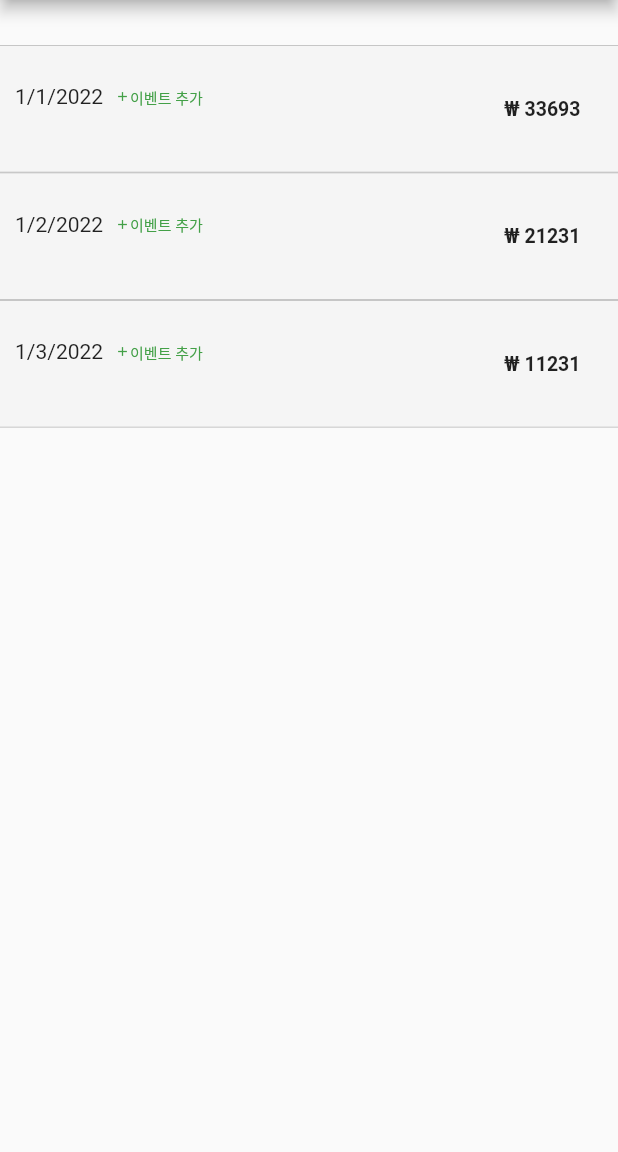
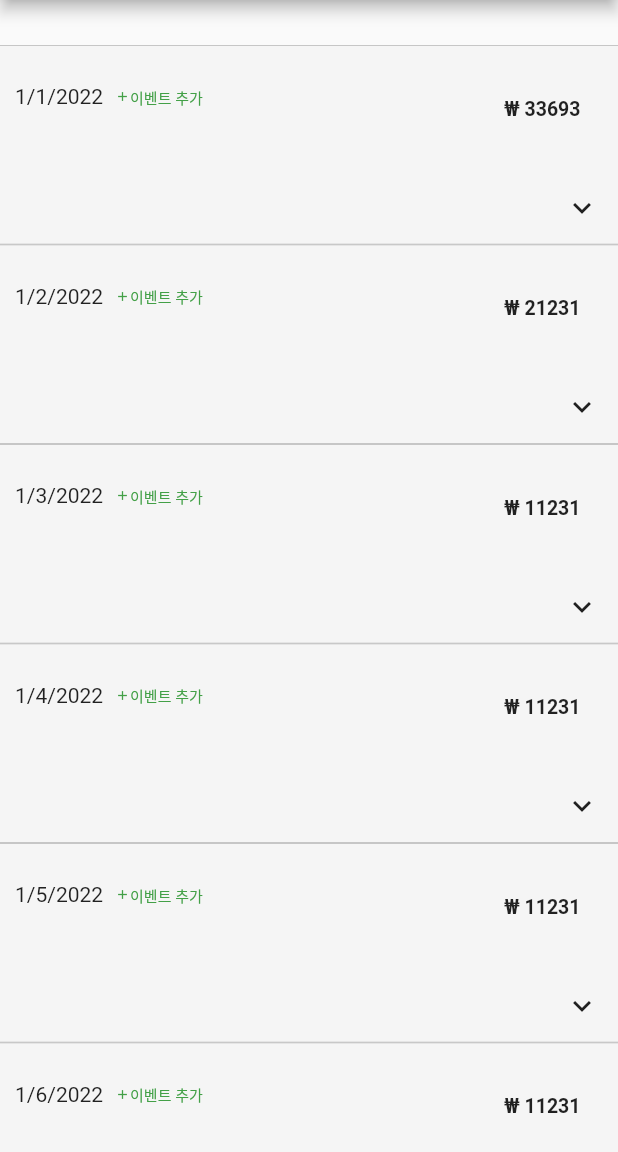
Before and after one commit to tyange/ttattogat_flutter, a Flutter app: the screen it shows after launch, on a phone screen of 412 x 824 dp, the part 84-1236 px from its top. Run offline on Flutter 3.47's test engine with Material 2 defaults, Android fonts, the phone set to English and light mode, and no system bars; Roboto replaces fonts that are missing (Gowun Dodum, Pretendard).

Commit message:
conditionally showing events

```diff
--- a/lib/screens/events_screen.dart
+++ b/lib/screens/events_screen.dart
@@ -21,19 +21,19 @@ class _EventsScreenState extends State<EventsScreen> {
           id: "e11",
           date: DateTime(2022, 01, 01),
           amount: 11231,
-          title: "",
+          title: "홍콩반점",
         ),
         Event(
           id: "e12",
           date: DateTime(2022, 01, 01),
           amount: 11231,
-          title: "",
+          title: "유가네",
         ),
         Event(
           id: "e13",
           date: DateTime(2022, 01, 01),
           amount: 11231,
-          title: "",
+          title: "맥도날드",
         ),
       ],
       title: "",
@@ -45,13 +45,13 @@ class _EventsScreenState extends State<EventsScreen> {
           id: "e21",
           date: DateTime(2022, 01, 02),
           amount: 11231,
-          title: "second",
+          title: "cgv",
         ),
         Event(
           id: "e22",
           date: DateTime(2022, 01, 02),
           amount: 10000,
-          title: "second",
+          title: "씽2게더",
         ),
       ],
       title: "",
@@ -63,7 +63,79 @@ class _EventsScreenState extends State<EventsScreen> {
           id: "e31",
           date: DateTime(2022, 01, 03),
           amount: 11231,
-          title: "third",
+          title: "롯데리아",
+        ),
+      ],
+      title: "",
+    ),
+    Day(
+      dateTime: DateTime(2022, 01, 04),
+      events: [
+        Event(
+          id: "e41",
+          date: DateTime(2022, 01, 04),
+          amount: 11231,
+          title: "test",
+        ),
+      ],
+      title: "",
+    ),
+    Day(
+      dateTime: DateTime(2022, 01, 05),
+      events: [
+        Event(
+          id: "e51",
+          date: DateTime(2022, 01, 05),
+          amount: 11231,
+          title: "test",
+        ),
+      ],
+      title: "",
+    ),
+    Day(
+      dateTime: DateTime(2022, 01, 06),
+      events: [
+        Event(
+          id: "e61",
+          date: DateTime(2022, 01, 06),
+          amount: 11231,
+          title: "test",
+        ),
+      ],
+      title: "",
+    ),
+    Day(
+      dateTime: DateTime(2022, 01, 07),
+      events: [
+        Event(
+          id: "e71",
+          date: DateTime(2022, 01, 07),
+          amount: 11231,
+          title: "test",
+        ),
+      ],
+      title: "",
+    ),
+    Day(
+      dateTime: DateTime(2022, 01, 08),
+      events: [
+        Event(
+          id: "e81",
+          date: DateTime(2022, 01, 08),
+          amount: 11231,
+          title: "test",
+        ),
+      ],
+      title: "",
+    ),
+    Day(
+      dateTime: DateTime(2022, 01, 09),
+      events: [
+        Event(
+          id: "e91",
+          date: DateTime(2022, 01, 09),
+          amount: 11231,
+          title: "test",
         ),
       ],
       title: "",
--- a/lib/widgets/day_item.dart
+++ b/lib/widgets/day_item.dart
@@ -3,7 +3,7 @@ import 'package:intl/intl.dart';
 import 'package:flutter/material.dart';
 import 'package:ttattogat/models/day.dart';
 
-class DayItem extends StatelessWidget {
+class DayItem extends StatefulWidget {
   final Day day;
   Function addDayEvent;
 
@@ -11,12 +11,36 @@ class DayItem extends StatelessWidget {
       : super(key: key);
 
   @override
+  State<DayItem> createState() => _DayItemState();
+}
+
+class _DayItemState extends State<DayItem> {
+  bool _showEvents = false;
+
+  void _showEventHandler() {
+    setState(() {
+      _showEvents = true;
+    });
+  }
+
+  void _hideEventHandler() {
+    setState(() {
+      _showEvents = false;
+    });
+  }
+
+  @override
   Widget build(BuildContext context) {
-    return Align(
+    return GestureDetector(
+      onTap: _showEvents
+          ? _hideEventHandler
+          : () {
+              return;
+            },
+      child: Align(
         alignment: Alignment.center,
         child: Container(
           width: double.infinity,
-        // margin: const EdgeInsets.only(bottom: 15),
           decoration: BoxDecoration(
             color: Theme.of(context).colorScheme.surface,
             border: const Border.symmetric(
@@ -25,18 +49,11 @@ class DayItem extends StatelessWidget {
                 width: 0.5,
               ),
             ),
-          // borderRadius: const BorderRadius.all(
-          //   Radius.circular(10),
-          // ),
-          // boxShadow: const [
-          //   BoxShadow(
-          //       color: Colors.black12,
-          //       spreadRadius: 0.1,
-          //       blurRadius: 2,
-          //       offset: Offset(3, 2))
-          // ],
           ),
-        child: Row(
+          child: IntrinsicHeight(
+            child: Column(
+              children: <Widget>[
+                Row(
                   mainAxisAlignment: MainAxisAlignment.spaceBetween,
                   children: <Widget>[
                     Container(
@@ -47,10 +64,10 @@ class DayItem extends StatelessWidget {
                           Row(
                             children: <Widget>[
                               Text(
-                        DateFormat.yMd().format(day.dateTime),
+                                DateFormat.yMd().format(widget.day.dateTime),
                               ),
                               TextButton(
-                        onPressed: () => addDayEvent(),
+                                onPressed: () => widget.addDayEvent(),
                                 child: Row(
                                   children: const <Widget>[
                                     Icon(
@@ -69,7 +86,7 @@ class DayItem extends StatelessWidget {
                             ],
                           ),
                           Text(
-                    day.title,
+                            widget.day.title,
                           ),
                         ],
                       ),
@@ -81,7 +98,7 @@ class DayItem extends StatelessWidget {
                       ),
                       padding: const EdgeInsets.all(10),
                       child: Text(
-                '₩ ${day.events.fold(0, (int previousValue, element) => previousValue + element.amount)}',
+                        '₩ ${widget.day.events.fold(0, (int previousValue, element) => previousValue + element.amount)}',
                         style: const TextStyle(
                           fontWeight: FontWeight.bold,
                           fontSize: 13,
@@ -90,6 +107,41 @@ class DayItem extends StatelessWidget {
                     ),
                   ],
                 ),
+                Row(
+                  mainAxisAlignment: MainAxisAlignment.end,
+                  children: <Widget>[
+                    _showEvents
+                        ? IconButton(
+                            icon: const Icon(Icons.keyboard_arrow_up),
+                            onPressed: _hideEventHandler,
+                          )
+                        : IconButton(
+                            icon: const Icon(Icons.keyboard_arrow_down),
+                            onPressed: _showEventHandler,
+                          )
+                  ],
+                ),
+                if (_showEvents)
+                  Flexible(
+                    child: Column(
+                      children: widget.day.events
+                          .map(
+                            (e) => Row(
+                              children: <Widget>[
+                                Text(e.title),
+                                Text(
+                                  e.amount.toString(),
+                                ),
+                              ],
+                            ),
+                          )
+                          .toList(),
+                    ),
+                  ),
+              ],
+            ),
+          ),
+        ),
       ),
     );
   }
--- /dev/null
+++ b/lib/widgets/event_item.dart
@@ -0,0 +1,10 @@
+import 'package:flutter/material.dart';
+
+class EventItem extends StatelessWidget {
+  const EventItem({Key? key}) : super(key: key);
+
+  @override
+  Widget build(BuildContext context) {
+    return Container();
+  }
+}
```
Lines whose indentation alone changed are shown as unchanged.
